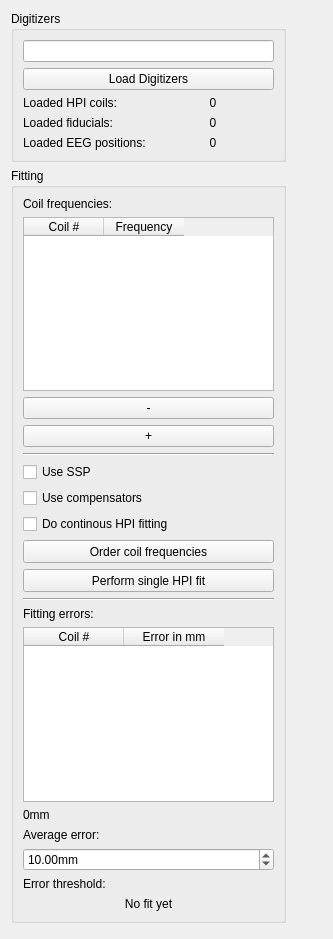
mne-tools/mne-cpp, file libraries/disp/viewers/formfiles/hpisettingsview.ui: the form before one commit.
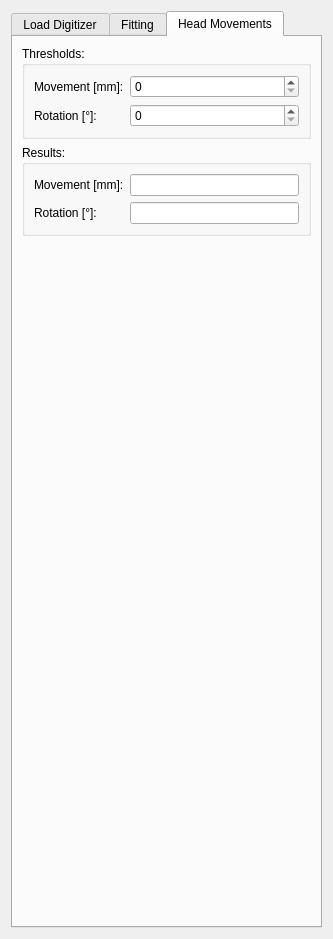
The form after the commit. The open tabs and pages were chosen to show the change.

Commit message: ENH: add head movement thresholds to gui and split hpi control into widgets

```diff
--- a/libraries/disp/viewers/formfiles/hpisettingsview.ui
+++ b/libraries/disp/viewers/formfiles/hpisettingsview.ui
@@ -13,41 +13,16 @@
   <property name="windowTitle">
    <string>HPI Setup</string>
   </property>
-  <layout class="QGridLayout" name="gridLayout_2">
-   <item row="0" column="0">
-    <layout class="QGridLayout" name="m_gridLayout_main">
-     <property name="leftMargin">
-      <number>0</number>
+  <layout class="QVBoxLayout" name="verticalLayout_3">
+   <item>
+    <widget class="QTabWidget" name="tabWidget">
+     <property name="currentIndex">
+      <number>1</number>
      </property>
-     <property name="topMargin">
-      <number>0</number>
-     </property>
-     <property name="rightMargin">
-      <number>0</number>
-     </property>
-     <property name="bottomMargin">
-      <number>0</number>
-     </property>
-     <property name="spacing">
-      <number>6</number>
-     </property>
-     <item row="0" column="0">
-      <widget class="QGroupBox" name="m_groupBox_loadDigitizers">
-       <property name="minimumSize">
-        <size>
-         <width>228</width>
-         <height>0</height>
-        </size>
-       </property>
-       <property name="maximumSize">
-        <size>
-         <width>300</width>
-         <height>16777215</height>
-        </size>
-       </property>
-       <property name="title">
-        <string>Digitizers</string>
-       </property>
+     <widget class="QWidget" name="tab_loadDigitizers">
+      <attribute name="title">
+       <string>Load Digitizer</string>
+      </attribute>
        <layout class="QFormLayout" name="formLayout_2">
         <item row="0" column="0" colspan="2">
          <widget class="QLineEdit" name="m_lineEdit_filePath">
@@ -114,11 +89,8 @@
           </property>
          </widget>
         </item>
-       </layout>
-      </widget>
-     </item>
-     <item row="2" column="0">
-      <spacer name="verticalSpacer">
+       <item row="5" column="0">
+        <spacer name="verticalSpacer_2">
        <property name="orientation">
         <enum>Qt::Vertical</enum>
        </property>
@@ -130,37 +102,13 @@
        </property>
       </spacer>
      </item>
-     <item row="0" column="1" rowspan="2">
-      <spacer name="horizontalSpacer">
-       <property name="orientation">
-        <enum>Qt::Horizontal</enum>
-       </property>
-       <property name="sizeHint" stdset="0">
-        <size>
-         <width>40</width>
-         <height>20</height>
-        </size>
-       </property>
-      </spacer>
-     </item>
-     <item row="1" column="0">
-      <widget class="QGroupBox" name="m_groupBox_hpiFitting">
-       <property name="minimumSize">
-        <size>
-         <width>228</width>
-         <height>0</height>
-        </size>
-       </property>
-       <property name="maximumSize">
-        <size>
-         <width>300</width>
-         <height>16777215</height>
-        </size>
-       </property>
-       <property name="title">
+      </layout>
+     </widget>
+     <widget class="QWidget" name="tab_fitting">
+      <attribute name="title">
         <string>Fitting</string>
-       </property>
-       <layout class="QVBoxLayout" name="verticalLayout">
+      </attribute>
+      <layout class="QVBoxLayout" name="verticalLayout_2">
         <item>
          <widget class="QLabel" name="label_5">
           <property name="text">
@@ -182,7 +130,7 @@
           <property name="minimumSize">
            <size>
             <width>0</width>
-            <height>114</height>
+           <height>0</height>
            </size>
           </property>
           <property name="sizeAdjustPolicy">
@@ -191,6 +139,9 @@
           <property name="showGrid">
            <bool>true</bool>
           </property>
+         <property name="rowCount">
+          <number>0</number>
+         </property>
           <attribute name="horizontalHeaderCascadingSectionResizes">
            <bool>false</bool>
           </attribute>
@@ -271,7 +222,7 @@
           <property name="minimumSize">
            <size>
             <width>0</width>
-            <height>23</height>
+           <height>0</height>
            </size>
           </property>
           <property name="maximumSize">
@@ -296,7 +247,7 @@
           <property name="minimumSize">
            <size>
             <width>0</width>
-            <height>23</height>
+           <height>0</height>
            </size>
           </property>
           <property name="maximumSize">
@@ -332,9 +283,12 @@
           <property name="minimumSize">
            <size>
             <width>0</width>
-            <height>113</height>
-           </size>
-          </property>
+           <height>192</height>
+          </size>
+         </property>
+         <property name="rowCount">
+          <number>0</number>
+         </property>
           <attribute name="verticalHeaderVisible">
            <bool>false</bool>
           </attribute>
@@ -403,23 +357,85 @@
           </property>
          </widget>
         </item>
-       </layout>
-      </widget>
-     </item>
-     <item row="0" column="1" rowspan="2">
-      <spacer name="horizontalSpacer">
+       <item>
+        <spacer name="verticalSpacer_3">
        <property name="orientation">
-        <enum>Qt::Horizontal</enum>
+          <enum>Qt::Vertical</enum>
        </property>
        <property name="sizeHint" stdset="0">
         <size>
-         <width>40</width>
-         <height>20</height>
+           <width>20</width>
+           <height>40</height>
         </size>
        </property>
       </spacer>
      </item>
-     <item row="2" column="0">
+      </layout>
+     </widget>
+     <widget class="QWidget" name="tab_movement">
+      <attribute name="title">
+       <string>Head Movements</string>
+      </attribute>
+      <layout class="QVBoxLayout" name="verticalLayout_5">
+       <item>
+        <widget class="QGroupBox" name="groupBox_threshold">
+         <property name="title">
+          <string>Thresholds:</string>
+         </property>
+         <layout class="QFormLayout" name="formLayout">
+          <item row="0" column="0">
+           <widget class="QLabel" name="label_moveThreshold">
+            <property name="text">
+             <string>Movement [mm]:</string>
+            </property>
+           </widget>
+          </item>
+          <item row="0" column="1">
+           <widget class="QSpinBox" name="m_spinBox_Movement"/>
+          </item>
+          <item row="1" column="0">
+           <widget class="QLabel" name="label_rotThreshold">
+            <property name="text">
+             <string>Rotation [°]:</string>
+            </property>
+           </widget>
+          </item>
+          <item row="1" column="1">
+           <widget class="QSpinBox" name="m_spinBox_Rotation"/>
+          </item>
+         </layout>
+        </widget>
+       </item>
+       <item>
+        <widget class="QGroupBox" name="groupBox_result">
+         <property name="title">
+          <string>Results:</string>
+         </property>
+         <layout class="QFormLayout" name="formLayout_3">
+          <item row="0" column="0">
+           <widget class="QLabel" name="label_moveResult">
+            <property name="text">
+             <string>Movement [mm]:</string>
+            </property>
+           </widget>
+          </item>
+          <item row="0" column="1">
+           <widget class="QLineEdit" name="m_qLineEdit_moveResult"/>
+          </item>
+          <item row="1" column="0">
+           <widget class="QLabel" name="label_rot_Result">
+            <property name="text">
+             <string>Rotation [°]:</string>
+            </property>
+           </widget>
+          </item>
+          <item row="1" column="1">
+           <widget class="QLineEdit" name="m_qLineEdit_rotResult"/>
+          </item>
+         </layout>
+        </widget>
+       </item>
+       <item>
       <spacer name="verticalSpacer">
        <property name="orientation">
         <enum>Qt::Vertical</enum>
@@ -433,6 +449,8 @@
       </spacer>
      </item>
     </layout>
+     </widget>
+    </widget>
    </item>
   </layout>
  </widget>
```
Lines whose indentation alone changed are shown as unchanged.
